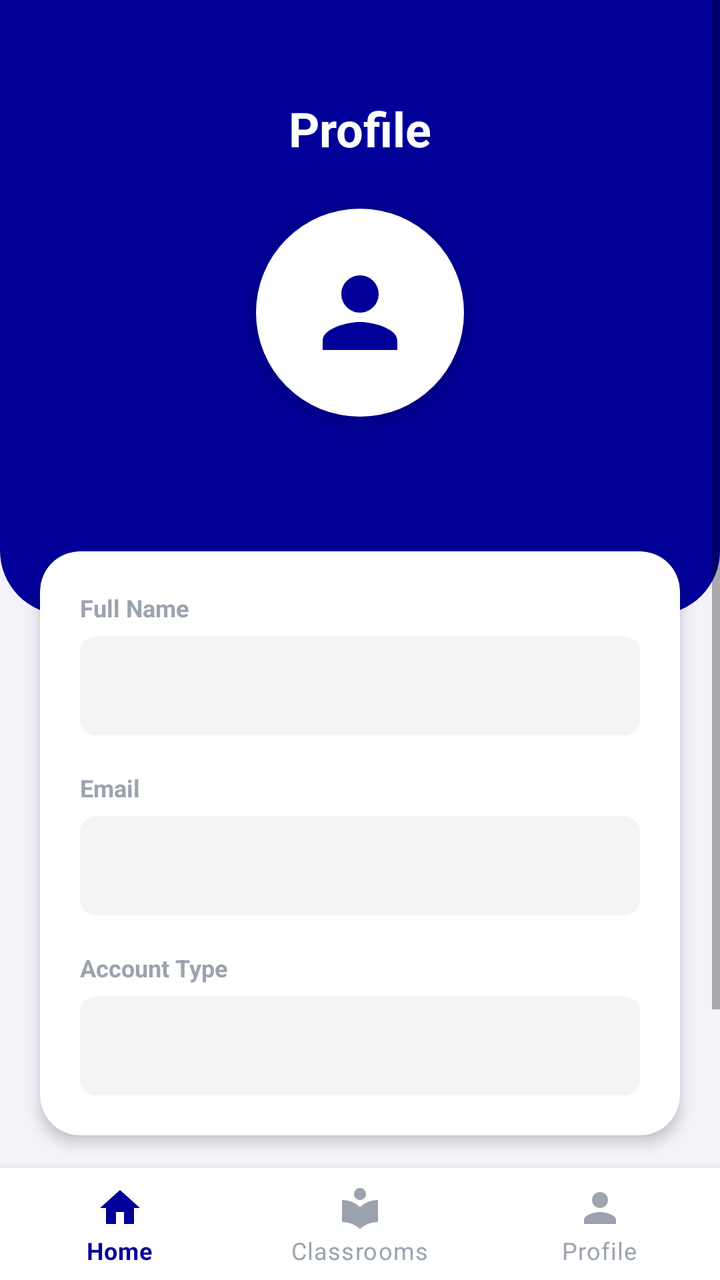
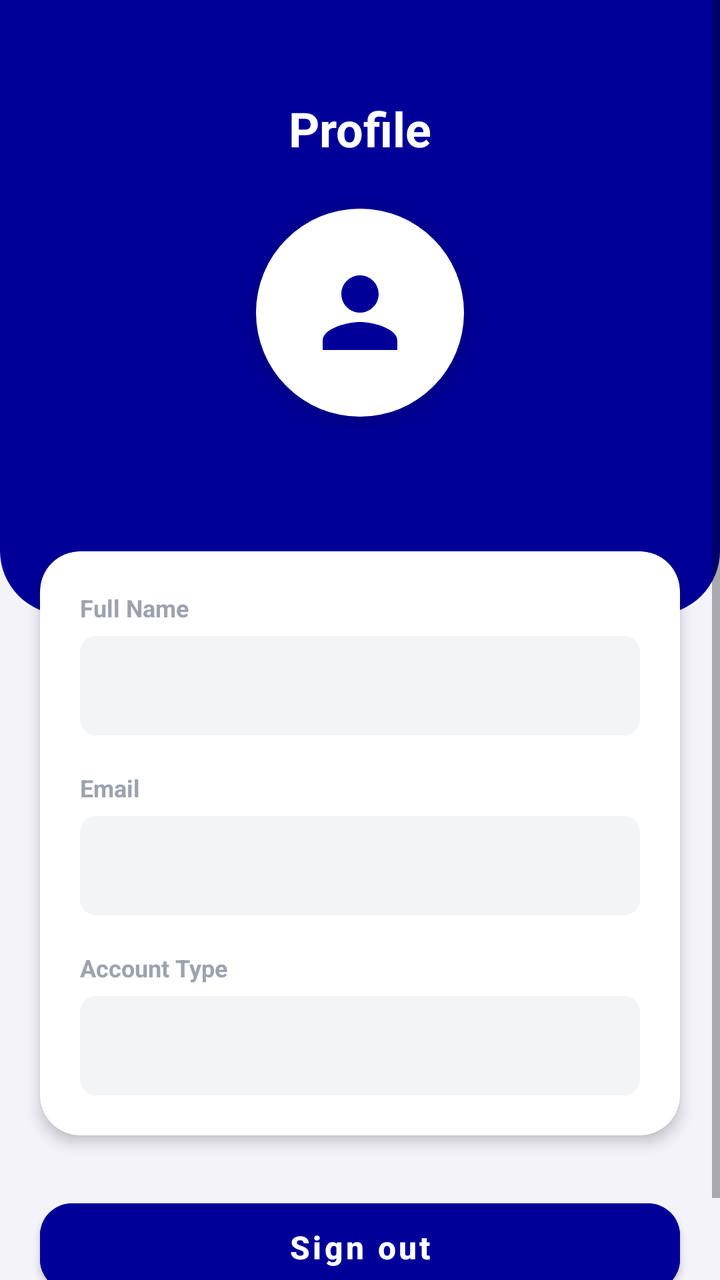

Compare the two renders of this Android layout. The source of the first and the diff that turns it into the second are given below.
<!-- AndroidManifest.xml: application theme Theme.OOPProject -->
<!-- res/layout/fragment_profile.xml -->
<?xml version="1.0" encoding="utf-8"?>
<LinearLayout xmlns:android="http://schemas.android.com/apk/res/android"
    xmlns:app="http://schemas.android.com/apk/res-auto"
    xmlns:tools="http://schemas.android.com/tools"
    android:id="@+id/main"
    android:layout_width="match_parent"
    android:layout_height="match_parent"
    android:background="#F5F3FA"
    android:orientation="vertical"
    tools:context=".frontEnd.ProfileFragment">

    
    <ScrollView
        android:layout_width="match_parent"
        android:layout_height="0dp"
        android:layout_weight="1"
        android:fillViewport="true">

        <LinearLayout
            android:layout_width="match_parent"
            android:layout_height="wrap_content"
            android:orientation="vertical">

            
            <LinearLayout
                android:layout_width="match_parent"
                android:layout_height="wrap_content"
                android:background="@drawable/bg_profile_header"
                android:gravity="center_horizontal"
                android:orientation="vertical"
                android:paddingTop="48dp"
                android:paddingBottom="56dp">

                <TextView
                    android:id="@+id/tvProfileTitle"
                    android:layout_width="wrap_content"
                    android:layout_height="wrap_content"
                    android:text="@string/profile"
                    android:textColor="#FFFFFF"
                    android:textSize="24sp"
                    android:textStyle="bold" />

                
                <FrameLayout
                    android:layout_width="104dp"
                    android:layout_height="104dp"
                    android:layout_marginTop="24dp"
                    android:background="@drawable/bg_avatar_circle"
                    android:elevation="6dp">

                    <ImageView
                        android:id="@+id/ivProfileIcon"
                        android:layout_width="56dp"
                        android:layout_height="56dp"
                        android:layout_gravity="center"
                        android:contentDescription="@string/profile_icon"
                        android:src="@drawable/ic_profile"
                        app:tint="@color/dark_purple" />
                </FrameLayout>

                
                <TextView
                    android:id="@+id/tvProfileHeaderName"
                    android:layout_width="wrap_content"
                    android:layout_height="wrap_content"
                    android:layout_marginTop="16dp"
                    android:textColor="#FFFFFF"
                    android:textSize="20sp"
                    android:textStyle="bold" />
            </LinearLayout>

            
            <com.google.android.material.card.MaterialCardView
                android:layout_width="match_parent"
                android:layout_height="wrap_content"
                android:layout_marginStart="20dp"
                android:layout_marginTop="-32dp"
                android:layout_marginEnd="20dp"
                app:cardBackgroundColor="#FFFFFF"
                app:cardCornerRadius="20dp"
                app:cardElevation="4dp">

                <LinearLayout
                    android:layout_width="match_parent"
                    android:layout_height="wrap_content"
                    android:orientation="vertical"
                    android:padding="20dp">

                    
                    <TextView
                        android:layout_width="wrap_content"
                        android:layout_height="wrap_content"
                        android:text="@string/full_name"
                        android:textColor="#9CA3AF"
                        android:textSize="12sp"
                        android:textStyle="bold" />

                    <TextView
                        android:id="@+id/tvProfileName"
                        android:layout_width="match_parent"
                        android:layout_height="wrap_content"
                        android:layout_marginTop="6dp"
                        android:background="@drawable/bg_profile_field"
                        android:padding="14dp"
                        android:textColor="#1F2937"
                        android:textSize="16sp" />

                    
                    <TextView
                        android:layout_width="wrap_content"
                        android:layout_height="wrap_content"
                        android:layout_marginTop="18dp"
                        android:text="@string/email"
                        android:textColor="#9CA3AF"
                        android:textSize="12sp"
                        android:textStyle="bold" />

                    <TextView
                        android:id="@+id/tvProfileEmail"
                        android:layout_width="match_parent"
                        android:layout_height="wrap_content"
                        android:layout_marginTop="6dp"
                        android:background="@drawable/bg_profile_field"
                        android:padding="14dp"
                        android:textColor="#1F2937"
                        android:textSize="16sp" />

                    
                    <TextView
                        android:layout_width="wrap_content"
                        android:layout_height="wrap_content"
                        android:layout_marginTop="18dp"
                        android:text="@string/account_type"
                        android:textColor="#9CA3AF"
                        android:textSize="12sp"
                        android:textStyle="bold" />

                    <TextView
                        android:id="@+id/tvProfileAccountType"
                        android:layout_width="match_parent"
                        android:layout_height="wrap_content"
                        android:layout_marginTop="6dp"
                        android:background="@drawable/bg_profile_field"
                        android:padding="14dp"
                        android:textColor="#1F2937"
                        android:textSize="16sp" />
                </LinearLayout>
            </com.google.android.material.card.MaterialCardView>

            
            <com.google.android.material.button.MaterialButton
                android:id="@+id/btnSignOut"
                android:layout_width="match_parent"
                android:layout_height="56dp"
                android:layout_marginStart="20dp"
                android:layout_marginTop="28dp"
                android:layout_marginEnd="20dp"
                android:layout_marginBottom="24dp"
                android:backgroundTint="@color/dark_purple"
                android:text="@string/sign_out"
                android:textAllCaps="false"
                android:textColor="#FFFFFF"
                android:textSize="16sp"
                android:textStyle="bold"
                app:cornerRadius="16dp" />

        </LinearLayout>
    </ScrollView>

    
    <com.google.android.material.bottomnavigation.BottomNavigationView
        android:id="@+id/bottomNavigation"
        android:layout_width="match_parent"
        android:layout_height="wrap_content"
        android:background="#FFFFFF"
        android:elevation="8dp"
        app:itemIconTint="@color/bottom_nav_color"
        app:itemTextColor="@color/bottom_nav_color"
        app:menu="@menu/bottom_nav_menu" />

</LinearLayout>
<!-- resources referenced by this layout -->
<resources>
  <color name="dark_purple">#FF000099</color>
  <!-- drawable bg_avatar_circle (drawable) -->
  <shape xmlns:android="http://schemas.android.com/apk/res/android"
      android:shape="oval">
      <solid android:color="#FFFFFF" />
  </shape>
  <!-- drawable bg_profile_field (drawable) -->
  <?xml version="1.0" encoding="utf-8"?>
  <shape xmlns:android="http://schemas.android.com/apk/res/android"
      android:shape="rectangle">
      <solid android:color="#F3F4F6" />
      <corners android:radius="8dp" />
  </shape>
  <!-- drawable bg_profile_header (drawable) -->
  <shape xmlns:android="http://schemas.android.com/apk/res/android"
      android:shape="rectangle">
      <solid android:color="@color/dark_purple" />
      <corners
          android:bottomLeftRadius="32dp"
          android:bottomRightRadius="32dp" />
  </shape>
  <!-- drawable ic_profile (drawable) -->
  <vector xmlns:android="http://schemas.android.com/apk/res/android"
      android:width="24dp"
      android:height="24dp"
      android:viewportWidth="24"
      android:viewportHeight="24">
      <path
          android:fillColor="#FF000000"
          android:pathData="M12,12c2.21,0 4,-1.79 4,-4s-1.79,-4 -4,-4 -4,1.79 -4,4 1.79,4 4,4zM12,14c-2.67,0 -8,1.34 -8,4v2h16v-2c0,-2.66 -5.33,-4 -8,-4z" />
  </vector>
  <string name="account_type">Account Type</string>
  <string name="email">Email</string>
  <string name="full_name">Full Name</string>
  <string name="profile">Profile</string>
  <string name="profile_icon">Profile icon</string>
  <string name="sign_out">Sign out</string>
  <style name="Theme.OOPProject" parent="Theme.MaterialComponents.Light.NoActionBar">
          
          <item name="colorPrimary">@color/purple_500</item>
          <item name="colorPrimaryVariant">@color/purple_700</item>
          <item name="colorOnPrimary">@color/white</item>
          
          <item name="colorSecondary">@color/teal_200</item>
          <item name="colorSecondaryVariant">@color/teal_700</item>
          <item name="colorOnSecondary">@color/black</item>
          
          <item name="android:statusBarColor">?attr/colorPrimaryVariant</item>
          
      </style>
  <color name="purple_500">#FF6200EE</color>
  <color name="purple_700">#FF3700B3</color>
  <color name="white">#FFFFFFFF</color>
  <color name="teal_200">#FF03DAC5</color>
  <color name="teal_700">#FF018786</color>
  <color name="black">#FF000000</color>
</resources>

<!-- the commit's change to res/layout/fragment_profile.xml (unified diff, before → after) -->
@@ -12,8 +12,7 @@
     
     <ScrollView
         android:layout_width="match_parent"
-        android:layout_height="0dp"
-        android:layout_weight="1"
+        android:layout_height="match_parent"
         android:fillViewport="true">
 
         <LinearLayout
@@ -155,7 +154,7 @@
                 android:layout_marginStart="20dp"
                 android:layout_marginTop="28dp"
                 android:layout_marginEnd="20dp"
-                android:layout_marginBottom="24dp"
+                android:layout_marginBottom="32dp"
                 android:backgroundTint="@color/dark_purple"
                 android:text="@string/sign_out"
                 android:textAllCaps="false"
@@ -167,15 +166,4 @@
         </LinearLayout>
     </ScrollView>
 
-    
-    <com.google.android.material.bottomnavigation.BottomNavigationView
-        android:id="@+id/bottomNavigation"
-        android:layout_width="match_parent"
-        android:layout_height="wrap_content"
-        android:background="#FFFFFF"
-        android:elevation="8dp"
-        app:itemIconTint="@color/bottom_nav_color"
-        app:itemTextColor="@color/bottom_nav_color"
-        app:menu="@menu/bottom_nav_menu" />
-
 </LinearLayout>
